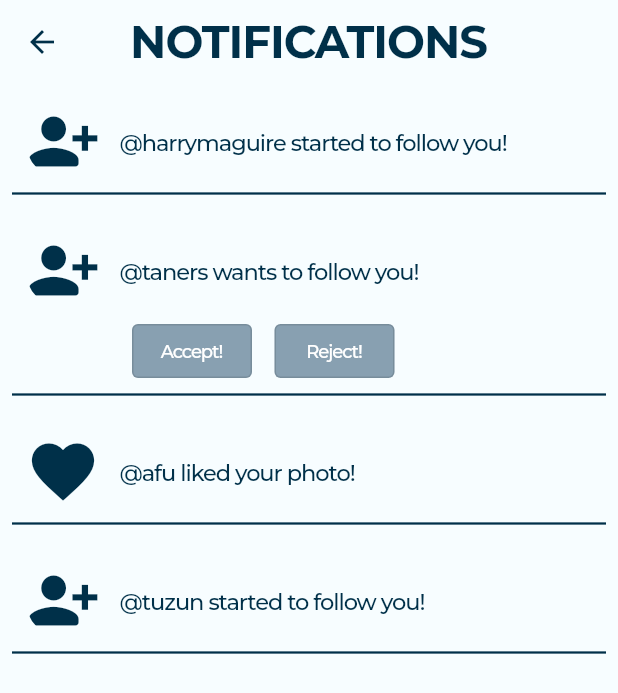
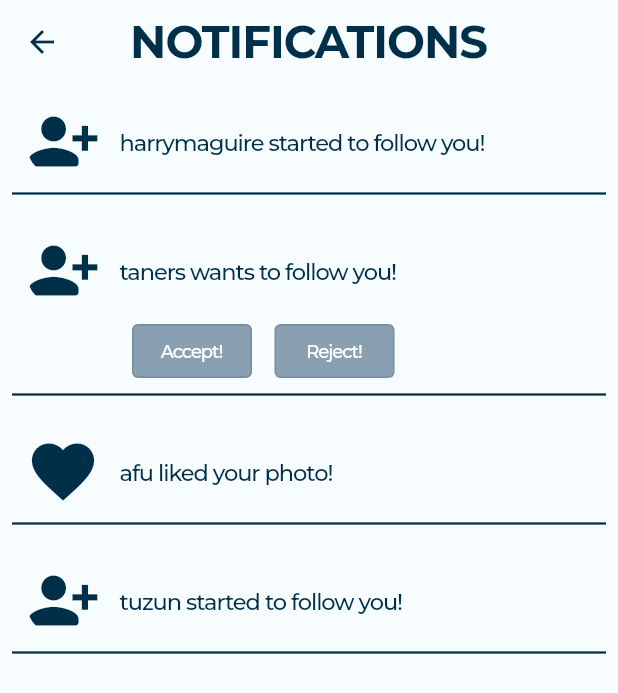
Before and after one commit to egedemirci/ace, a Flutter app: the NotificationScreen screen opened by its route, on a phone screen of 412 x 824 dp. Shown: the top 693 px of the screen. Run offline on Flutter 3.47's test engine with Material 2 defaults, Android fonts, the phone set to English and light mode, and no system bars; our stand-ins replace bloc, email_validator, equatable, firebase_analytics, firebase_auth, firebase_core and 5 more; accounts and stored records are empty; network calls fail.

Commit message:
Notifications Style Change

```diff
--- a/project_ace/lib/page_routes/notifications.dart
+++ b/project_ace/lib/page_routes/notifications.dart
@@ -94,21 +94,14 @@ class _NotificationScreenState extends State<NotificationScreen> {
                                     radius: 30,
                                   ),
                                 ),
-                                Padding(
-                                  padding:
-                                      const EdgeInsets.fromLTRB(0, 1, 0, 0),
-                                  child: Text(
-                                    "@${myNotification.userName} ",
-                                    style: notificationText,
-                                  ),
-                                ),
+
                                 Container(
                                   constraints: const BoxConstraints(maxWidth: 270),
                                   padding:
                                       const EdgeInsets.fromLTRB(0, 1, 0, 0),
                                   child: Column(children: [
                                     Text(
-                                      myNotification.text,
+                                      myNotification.userName+" " +myNotification.text,
                                       maxLines: 3,
                                       style: notificationText,
                                       overflow: TextOverflow.ellipsis,
```
